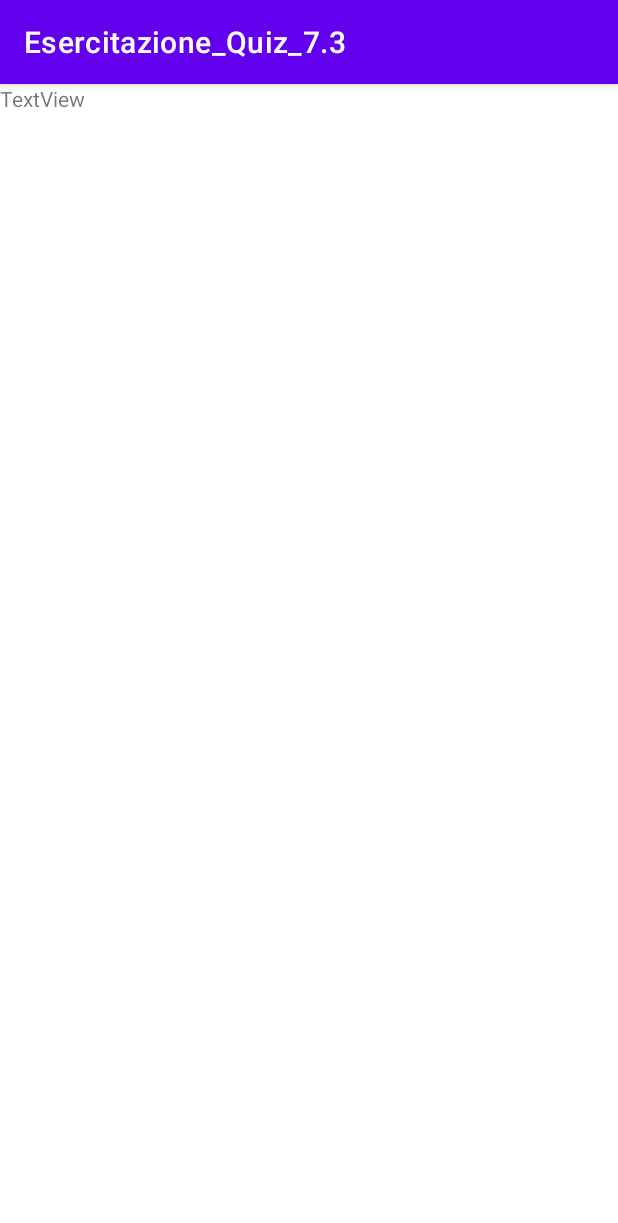
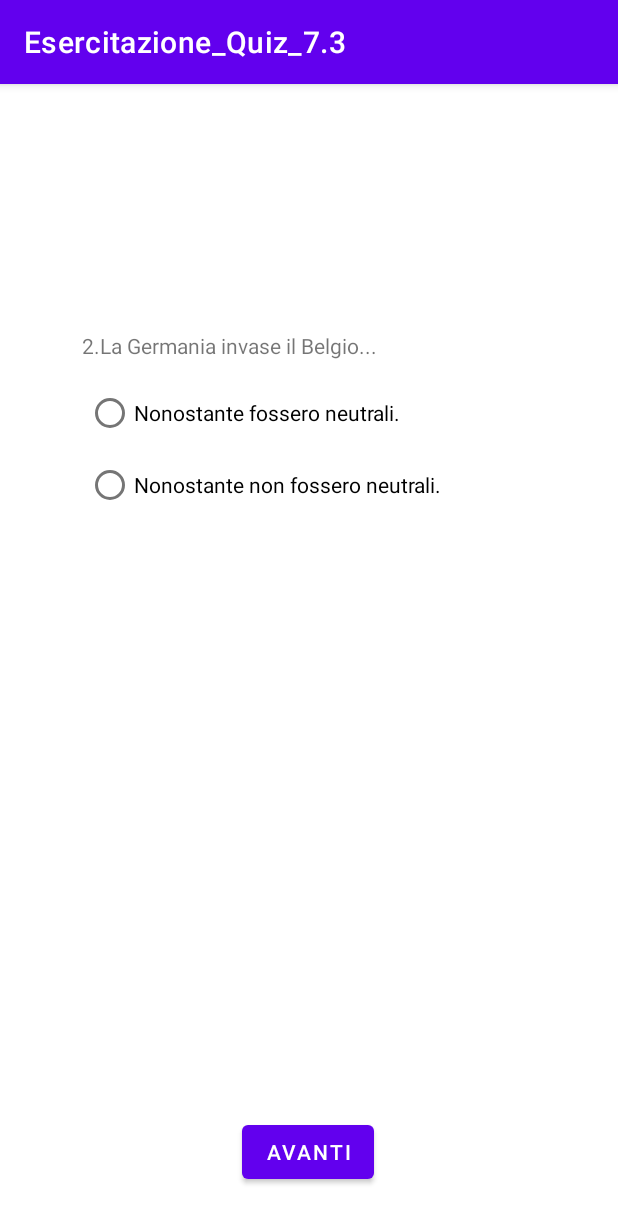
Before and after one commit to DaviLenti/Quiz_Verifica_ITS_2021, an Android app: the MainActivity_seconda_pagina_domanda screen opened directly, with no data from a screen before it, on a phone screen of 412 x 824 dp. Shown: the top 1223 px of the screen. Run offline under Robolectric (Android 15) with nearby library versions, the phone set to English and light mode, and no system bars.

Commit message:
modifica della posizione dei radio button e textview

```diff
--- a/app/src/main/AndroidManifest.xml
+++ b/app/src/main/AndroidManifest.xml
@@ -9,7 +9,8 @@
         android:roundIcon="@mipmap/ic_launcher_round"
         android:supportsRtl="true"
         android:theme="@style/Theme.Esercitazione_Quiz_73">
-        <activity android:name=".MainActivity_seconda_pagina_domanda"></activity>
+        <activity android:name=".MainActivity_terza_pagina_domanda"></activity>
+        <activity android:name=".MainActivity_seconda_pagina_domanda" />
         <activity android:name=".MainActivity_prima_pagina_domanda" />
         <activity android:name=".MainActivity">
             <intent-filter>
--- a/app/src/main/java/com/example/esercitazione_quiz_73/MainActivity_seconda_pagina_domanda.java
+++ b/app/src/main/java/com/example/esercitazione_quiz_73/MainActivity_seconda_pagina_domanda.java
@@ -2,7 +2,12 @@ package com.example.esercitazione_quiz_73;
 
 import androidx.appcompat.app.AppCompatActivity;
 
+import android.content.Intent;
 import android.os.Bundle;
+import android.view.View;
+import android.widget.Button;
+import android.widget.RadioButton;
+import android.widget.RadioGroup;
 import android.widget.TextView;
 
 public class MainActivity_seconda_pagina_domanda extends AppCompatActivity {
@@ -12,7 +17,21 @@ public class MainActivity_seconda_pagina_domanda extends AppCompatActivity {
         super.onCreate(savedInstanceState);
         setContentView(R.layout.activity_main_seconda_pagina_domanda);
 
+        RadioButton Risposta_corretta_seconda_pagina= findViewById(R.id.rispfosseroneutrali);
+        Button Button_next_seconda_pagina = findViewById(R.id.button_Next_seconda_pagina);
+        RadioGroup radiogroup= findViewById(R.id.radiogroupsecondapagina);
 
+        Button_next_seconda_pagina.setOnClickListener(new View.OnClickListener() {
+            @Override
+            public void onClick(View v) {
+
+                if(Risposta_corretta_seconda_pagina.isChecked()){
+                    MainActivity_prima_pagina_domanda.Punteggio.val_pt++;
+                }
+                startActivity(new Intent(MainActivity_seconda_pagina_domanda.this,MainActivity_terza_pagina_domanda.class));
+                radiogroup.clearCheck();
+            }
+        });
 
     }
 }
--- a/app/src/main/res/layout/activity_main_seconda_pagina_domanda.xml
+++ b/app/src/main/res/layout/activity_main_seconda_pagina_domanda.xml
@@ -7,10 +7,65 @@
     tools:context=".MainActivity_seconda_pagina_domanda">
 
     <TextView
-        android:id="@+id/textView3"
+        android:id="@+id/textView_seconda_pagina"
         android:layout_width="wrap_content"
         android:layout_height="wrap_content"
-        android:text="TextView"
-        tools:layout_editor_absoluteX="151dp"
-        tools:layout_editor_absoluteY="239dp" />
+        android:text="2.La Germania invase il Belgio..."
+        app:layout_constraintBottom_toBottomOf="parent"
+        app:layout_constraintEnd_toEndOf="parent"
+        app:layout_constraintHorizontal_bias="0.254"
+        app:layout_constraintStart_toStartOf="parent"
+        app:layout_constraintTop_toTopOf="parent"
+        app:layout_constraintVertical_bias="0.22" />
+
+    <RadioGroup
+        android:id="@+id/radiogroupsecondapagina"
+        android:layout_width="297dp"
+        android:layout_height="256dp"
+        android:layout_marginStart="28dp"
+        android:layout_marginLeft="28dp"
+        android:layout_marginTop="195dp"
+        android:layout_marginEnd="28dp"
+        android:layout_marginRight="28dp"
+        android:layout_marginBottom="280dp"
+        app:layout_constraintBottom_toBottomOf="parent"
+        app:layout_constraintEnd_toEndOf="parent"
+        app:layout_constraintStart_toStartOf="parent"
+        app:layout_constraintTop_toTopOf="parent"
+        app:layout_constraintVertical_bias="0.0">
+
+        <RadioButton
+            android:id="@+id/rispfosseroneutrali"
+            android:layout_width="wrap_content"
+            android:layout_height="wrap_content"
+            android:checked="false"
+            android:text="Nonostante fossero neutrali. "
+            app:layout_constraintEnd_toEndOf="parent"
+            app:layout_constraintHorizontal_bias="0.016"
+            app:layout_constraintStart_toStartOf="parent"
+            tools:layout_editor_absoluteY="168dp" />
+
+        <RadioButton
+            android:id="@+id/rispnonfosseroneutrali"
+            android:layout_width="wrap_content"
+            android:layout_height="wrap_content"
+            android:text="Nonostante non fossero neutrali. "
+            app:layout_constraintEnd_toEndOf="parent"
+            app:layout_constraintHorizontal_bias="0.016"
+            app:layout_constraintStart_toStartOf="parent"
+            tools:layout_editor_absoluteY="168dp" />
+
+    </RadioGroup>
+
+    <Button
+        android:id="@+id/button_Next_seconda_pagina"
+        android:layout_width="wrap_content"
+        android:layout_height="wrap_content"
+        android:text="Avanti"
+        app:layout_constraintBottom_toBottomOf="parent"
+        app:layout_constraintEnd_toEndOf="parent"
+        app:layout_constraintHorizontal_bias="0.498"
+        app:layout_constraintStart_toStartOf="parent"
+        app:layout_constraintTop_toTopOf="parent"
+        app:layout_constraintVertical_bias="0.956" />
 </androidx.constraintlayout.widget.ConstraintLayout>
```
Also changed, not shown: app/src/main/java/com/example/esercitazione_quiz_73/MainActivity_terza_pagina_domanda.java (added, +17 -0 lines), app/src/main/res/layout/activity_main_prima_pagina_domanda.xml (+24 -13 lines), app/src/main/res/layout/activity_main_terza_pagina.xml (added, +9 -0 lines), app/src/main/res/layout/activity_main_terza_pagina_domanda.xml (added, +16 -0 lines).
